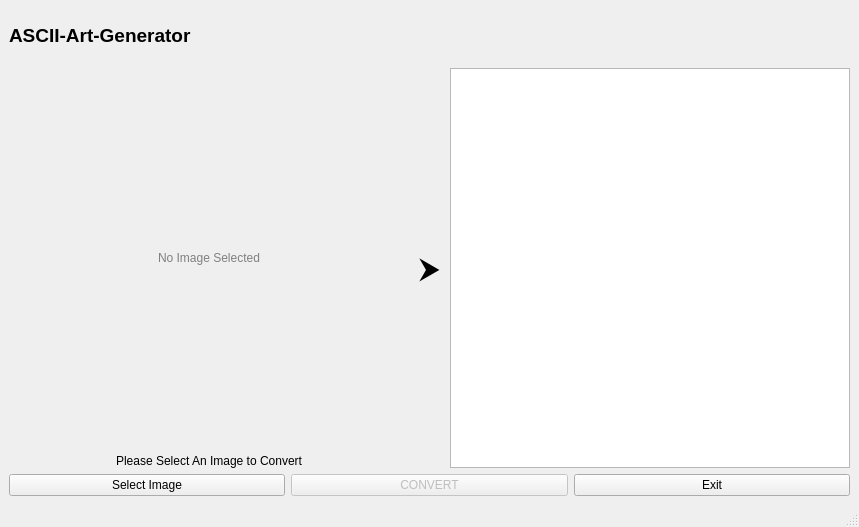
anton-fischer/cpp-ascii-generator, file src/mainwindow.ui: the form before one commit.
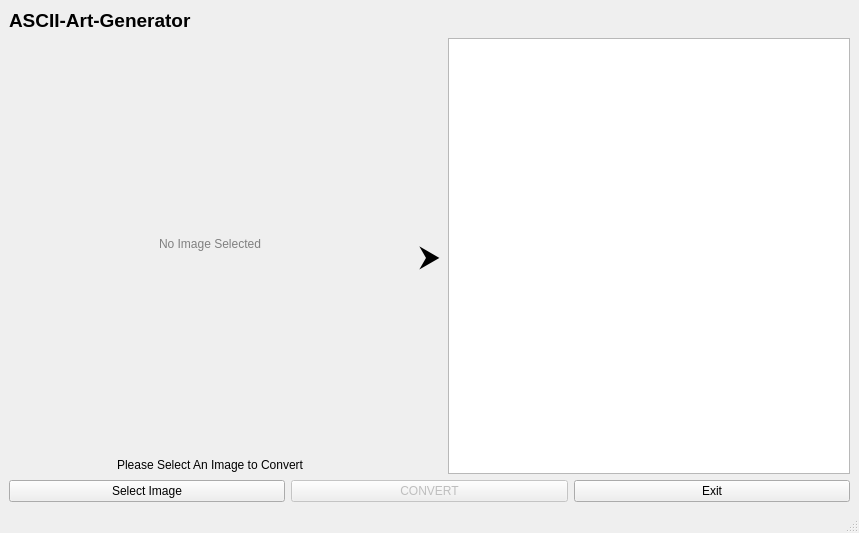
The form after the commit.

Patch:
```diff
--- a/src/mainwindow.ui
+++ b/src/mainwindow.ui
@@ -7,7 +7,7 @@
     <x>0</x>
     <y>0</y>
     <width>859</width>
-    <height>527</height>
+    <height>533</height>
    </rect>
   </property>
   <property name="windowTitle">
@@ -19,6 +19,18 @@
      <layout class="QVBoxLayout" name="verticalLayout">
       <item>
        <widget class="QLabel" name="lbl_title">
+        <property name="sizePolicy">
+         <sizepolicy hsizetype="Minimum" vsizetype="Minimum">
+          <horstretch>0</horstretch>
+          <verstretch>0</verstretch>
+         </sizepolicy>
+        </property>
+        <property name="maximumSize">
+         <size>
+          <width>16777215</width>
+          <height>25</height>
+         </size>
+        </property>
         <property name="font">
          <font>
           <pointsize>14</pointsize>
@@ -36,6 +48,12 @@
          <layout class="QVBoxLayout" name="verticalLayout_3">
           <item>
            <widget class="QLabel" name="lbl_image">
+            <property name="sizePolicy">
+             <sizepolicy hsizetype="Expanding" vsizetype="Expanding">
+              <horstretch>0</horstretch>
+              <verstretch>0</verstretch>
+             </sizepolicy>
+            </property>
             <property name="minimumSize">
              <size>
               <width>400</width>
@@ -60,16 +78,22 @@
           </item>
           <item>
            <widget class="QLabel" name="lbl_imageSelect">
+            <property name="sizePolicy">
+             <sizepolicy hsizetype="Expanding" vsizetype="Fixed">
+              <horstretch>0</horstretch>
+              <verstretch>0</verstretch>
+             </sizepolicy>
+            </property>
             <property name="minimumSize">
              <size>
               <width>0</width>
-              <height>0</height>
+              <height>18</height>
              </size>
             </property>
             <property name="maximumSize">
              <size>
-              <width>400</width>
-              <height>20</height>
+              <width>16777215</width>
+              <height>18</height>
              </size>
             </property>
             <property name="text">
@@ -84,6 +108,18 @@
         </item>
         <item>
          <widget class="QLabel" name="lbl_arrow">
+          <property name="sizePolicy">
+           <sizepolicy hsizetype="Fixed" vsizetype="Fixed">
+            <horstretch>0</horstretch>
+            <verstretch>0</verstretch>
+           </sizepolicy>
+          </property>
+          <property name="minimumSize">
+           <size>
+            <width>25</width>
+            <height>25</height>
+           </size>
+          </property>
           <property name="font">
            <font>
             <pointsize>22</pointsize>
@@ -99,17 +135,26 @@
         </item>
         <item>
          <widget class="QPlainTextEdit" name="txt_output">
+          <property name="sizePolicy">
+           <sizepolicy hsizetype="Expanding" vsizetype="Expanding">
+            <horstretch>0</horstretch>
+            <verstretch>0</verstretch>
+           </sizepolicy>
+          </property>
           <property name="minimumSize">
            <size>
             <width>400</width>
             <height>400</height>
            </size>
           </property>
-          <property name="maximumSize">
-           <size>
-            <width>400</width>
-            <height>400</height>
-           </size>
+          <property name="font">
+           <font>
+            <family>Cascadia Mono</family>
+            <bold>false</bold>
+           </font>
+          </property>
+          <property name="readOnly">
+           <bool>true</bool>
           </property>
          </widget>
         </item>
```
